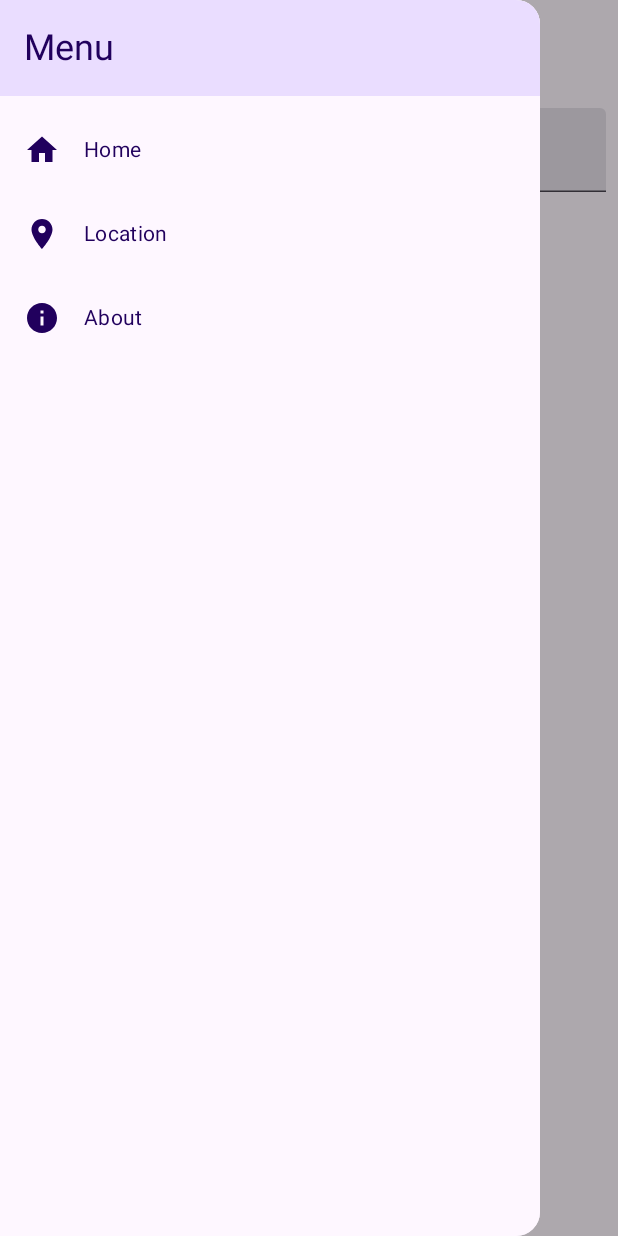
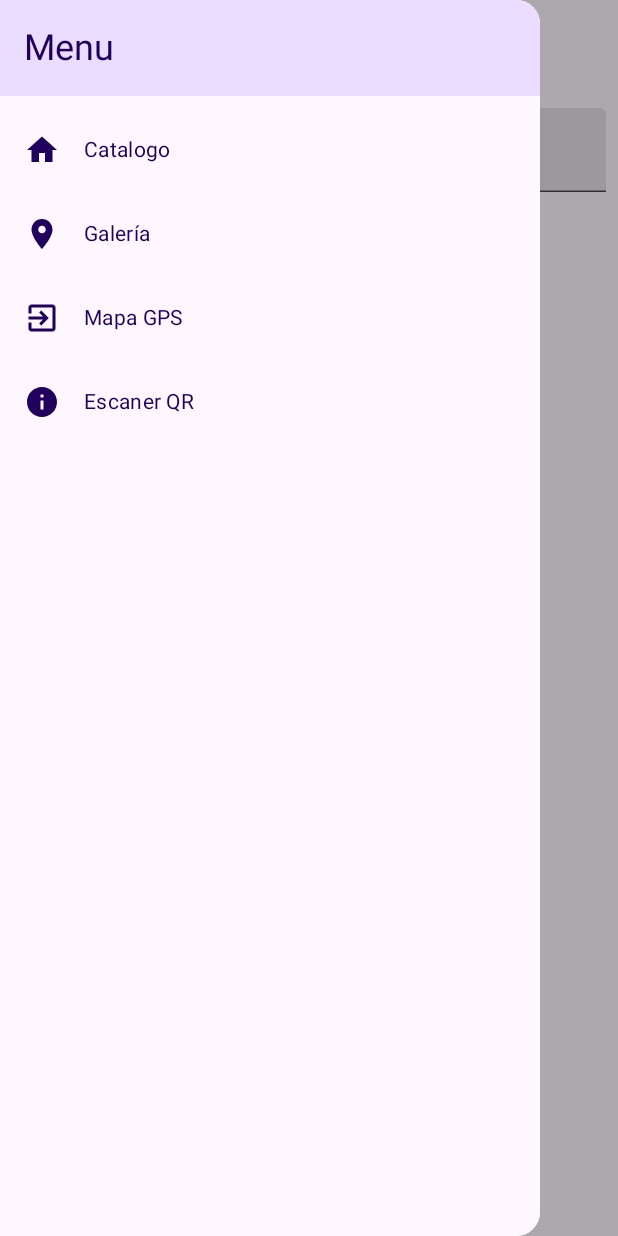
Before and after one commit to Dante952/Museo, an Android app built with Jetpack Compose: the screen it shows after launch (MainActivity), after a tap on "Menu", on a phone screen of 412 x 824 dp. Run offline under Robolectric (Android 15) with nearby library versions, the phone set to English and light mode, and no system bars; pictures from the network do not load.

Commit message:
update nav bar

```diff
--- a/app/src/main/AndroidManifest.xml
+++ b/app/src/main/AndroidManifest.xml
@@ -31,5 +31,7 @@
     <uses-permission android:name="android.permission.ACCESS_FINE_LOCATION"/>
     <uses-permission android:name="android.permission.ACCESS_COARSE_LOCATION"/>
     <uses-permission android:name="android.permission.INTERNET"/>
+    <uses-permission android:name="android.permission.CAMERA"/>
+    <uses-feature android:name="android.hardware.camera.any"/>
 
 </manifest>
--- a/app/src/main/java/com/example/museo/MainActivity.kt
+++ b/app/src/main/java/com/example/museo/MainActivity.kt
@@ -46,7 +46,7 @@ fun MainScreen() {
     val scope = rememberCoroutineScope()
     var currentGalleryScreen by remember { mutableStateOf("Gallery") }
 
-    var selectedScreen by remember { mutableStateOf("Home") }
+    var selectedScreen by remember { mutableStateOf("Catalogo") }
     var pinturas by remember { mutableStateOf<List<Pintura>>(emptyList()) }
     val apiService = RetrofitClient.apiService
     var selectedRoom by remember { mutableStateOf(0) }
@@ -88,8 +88,8 @@ fun MainScreen() {
                 content = { paddingValues ->
                     Column(modifier = Modifier.padding(paddingValues)) {
                         when (selectedScreen) {
-                            "Home" -> HomeScreen()
-                            "Location" -> when (currentGalleryScreen) {
+                            "Catalogo" -> HomeScreen()
+                            "Galería" -> when (currentGalleryScreen) {
                                 "Gallery" -> GalleryScreen { roomId ->
                                     selectedRoom = roomId
                                     currentGalleryScreen = "Room"
@@ -98,7 +98,8 @@ fun MainScreen() {
                                     currentGalleryScreen = "Gallery"
                                 }
                             }
-                            "About" -> AboutScreen()
+                            "Mapa GPS" -> LocationScreen()
+                            "Escaner QR" -> QRScannerScreen()
                         }
                     }
                 }
--- a/app/src/main/java/com/example/museo/componets/ListGrid.kt
+++ b/app/src/main/java/com/example/museo/componets/ListGrid.kt
@@ -58,7 +58,7 @@ import kotlinx.coroutines.launch
 fun CardGrid(items: List<Pintura>) {
     var expandedIndex by remember { mutableStateOf<Int?>(null) }
     var searchText by remember { mutableStateOf("") }
-    val filteredItems = items//.filter { it.contains(searchText, ignoreCase = true) }
+    val filteredItems = items.filter { it.titulo.contains(searchText, ignoreCase = true) }
 
     Box {
         SearchNav(searchText) { searchText = it }
--- a/app/src/main/java/com/example/museo/componets/NavigationDrawer.kt
+++ b/app/src/main/java/com/example/museo/componets/NavigationDrawer.kt
@@ -11,6 +11,7 @@ import androidx.compose.foundation.layout.height
 import androidx.compose.foundation.layout.padding
 import androidx.compose.foundation.layout.width
 import androidx.compose.material.icons.Icons
+import androidx.compose.material.icons.filled.ExitToApp
 import androidx.compose.material.icons.filled.Home
 import androidx.compose.material.icons.filled.Info
 import androidx.compose.material.icons.filled.LocationOn
@@ -48,17 +49,22 @@ fun DrawerContent(onItemSelected: (String) -> Unit) {
 
         DrawerItem(
             icon = Icons.Default.Home,
-            label = "Home",
+            label = "Catalogo",
             onClick = onItemSelected
         )
         DrawerItem(
             icon = Icons.Default.LocationOn,
-            label = "Location",
+            label = "Galería",
+            onClick = onItemSelected
+        )
+        DrawerItem(
+            icon = Icons.Default.ExitToApp,
+            label = "Mapa GPS",
             onClick = onItemSelected
         )
         DrawerItem(
             icon = Icons.Default.Info,
-            label = "About",
+            label = "Escaner QR",
             onClick = onItemSelected
         )
     }
```
Also changed, not shown: app/build.gradle.kts (+6 -1 lines), app/src/main/java/com/example/museo/componets/QR.kt (added, +137 -0 lines), app/src/main/res/drawable/qrcode_scan.xml (added, +8 -0 lines).
